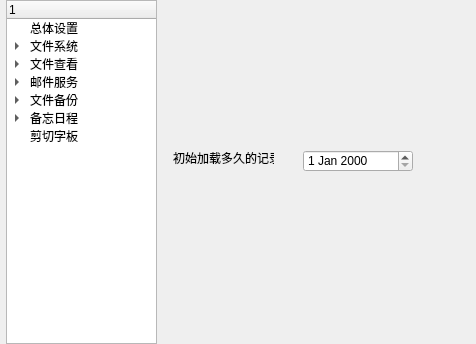
Qt form setting/ui/Setting.ui (3548848289/SmartDesk) before a commit.
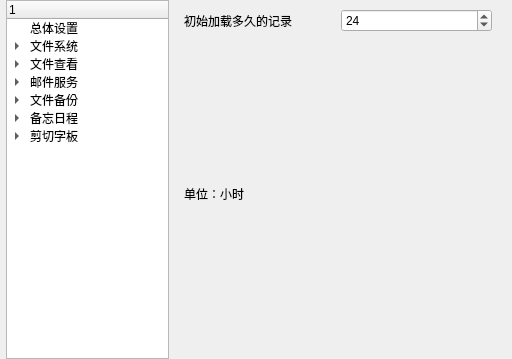
The same form after that commit. Icons and pictures are not drawn.

What changed in the file:
```diff
--- a/setting/ui/Setting.ui
+++ b/setting/ui/Setting.ui
@@ -6,8 +6,8 @@
    <rect>
     <x>0</x>
     <y>0</y>
-    <width>476</width>
-    <height>344</height>
+    <width>512</width>
+    <height>359</height>
    </rect>
   </property>
   <property name="windowTitle">
@@ -102,6 +102,11 @@
       <property name="text">
        <string>剪切字板</string>
       </property>
+      <item>
+       <property name="text">
+        <string>初始</string>
+       </property>
+      </item>
      </item>
     </widget>
    </item>
@@ -381,29 +386,32 @@
       </layout>
      </widget>
      <widget class="QWidget" name="clip_board">
-      <widget class="QLabel" name="label_2">
-       <property name="geometry">
-        <rect>
-         <x>10</x>
-         <y>150</y>
-         <width>101</width>
-         <height>16</height>
-        </rect>
-       </property>
+      <layout class="QGridLayout" name="gridLayout_9">
+       <item row="0" column="0">
+        <widget class="QLabel" name="clip_board_label1">
        <property name="text">
         <string>初始加载多久的记录</string>
        </property>
       </widget>
-      <widget class="QDateEdit" name="dateEdit">
-       <property name="geometry">
-        <rect>
-         <x>140</x>
-         <y>150</y>
-         <width>110</width>
-         <height>22</height>
-        </rect>
-       </property>
-      </widget>
+       </item>
+       <item row="0" column="1">
+        <widget class="QSpinBox" name="clip_board_spinBox">
+         <property name="maximum">
+          <number>240</number>
+         </property>
+         <property name="value">
+          <number>24</number>
+         </property>
+        </widget>
+       </item>
+       <item row="1" column="0">
+        <widget class="QLabel" name="clip_board_label2">
+         <property name="text">
+          <string>单位：小时</string>
+         </property>
+        </widget>
+       </item>
+      </layout>
      </widget>
     </widget>
    </item>
```
Lines whose indentation alone changed are shown as unchanged.
